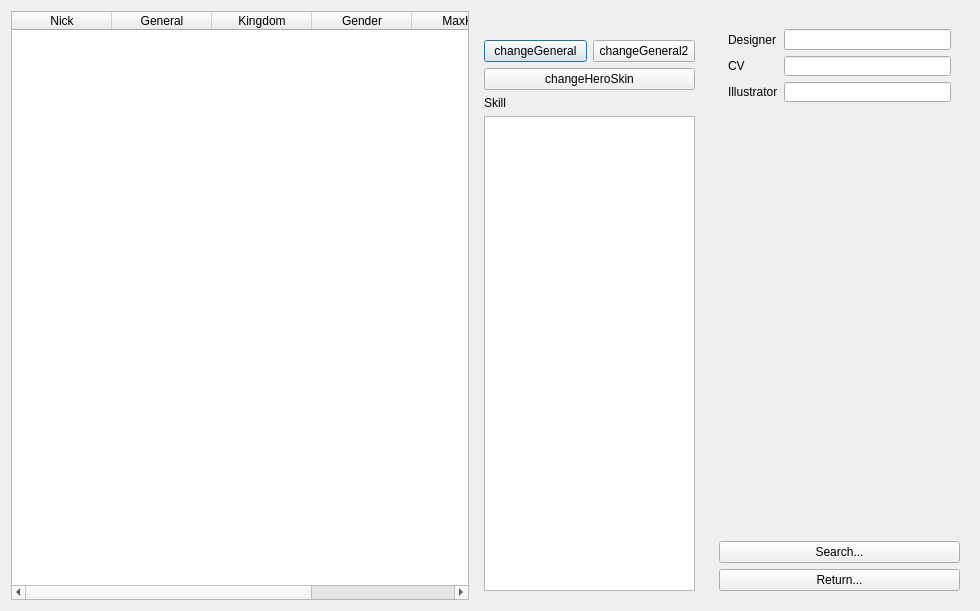
Before: the Qt Designer form src/dialog/generaloverview.ui in lwtmusou/touhoukill, drawn with Qt 5.
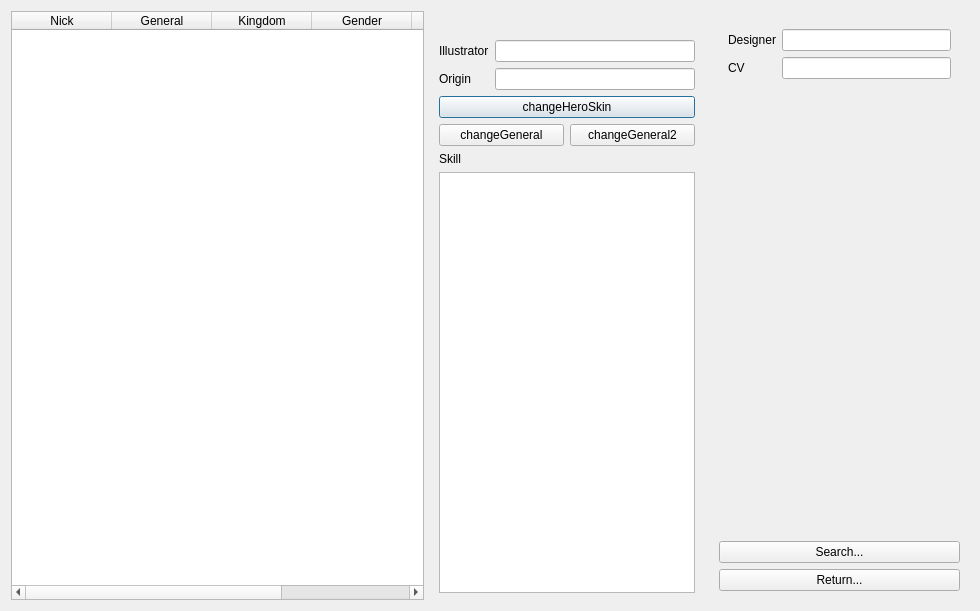
After: the same form once the commit is applied. Icons and pictures are not drawn.

```diff
--- a/src/dialog/generaloverview.ui
+++ b/src/dialog/generaloverview.ui
@@ -79,8 +79,14 @@
     <layout class="QHBoxLayout" name="horizontalLayout">
      <item>
       <widget class="QFrame" name="frame">
+       <property name="minimumSize">
+        <size>
+         <width>0</width>
+         <height>591</height>
+        </size>
+       </property>
        <layout class="QVBoxLayout" name="verticalLayout_2">
-        <item>
+        <item alignment="Qt::AlignHCenter">
          <widget class="QLabel" name="generalPhoto">
           <property name="text">
            <string/>
@@ -90,6 +96,54 @@
           </property>
          </widget>
         </item>
+        <item>
+         <layout class="QFormLayout" name="formLayout">
+          <item row="0" column="0">
+           <widget class="QLabel" name="label">
+            <property name="text">
+             <string>Illustrator</string>
+            </property>
+           </widget>
+          </item>
+          <item row="0" column="1">
+           <widget class="QLineEdit" name="illustratorLineEdit">
+            <property name="frame">
+             <bool>true</bool>
+            </property>
+            <property name="alignment">
+             <set>Qt::AlignRight|Qt::AlignTrailing|Qt::AlignVCenter</set>
+            </property>
+            <property name="readOnly">
+             <bool>true</bool>
+            </property>
+           </widget>
+          </item>
+          <item row="1" column="0">
+           <widget class="QLabel" name="label_2">
+            <property name="text">
+             <string>Origin</string>
+            </property>
+           </widget>
+          </item>
+          <item row="1" column="1">
+           <widget class="QLineEdit" name="originLineEdit">
+            <property name="alignment">
+             <set>Qt::AlignRight|Qt::AlignTrailing|Qt::AlignVCenter</set>
+            </property>
+            <property name="readOnly">
+             <bool>true</bool>
+            </property>
+           </widget>
+          </item>
+         </layout>
+        </item>
+        <item>
+         <widget class="QPushButton" name="changeHeroSkinButton">
+          <property name="text">
+           <string>changeHeroSkin</string>
+          </property>
+         </widget>
+        </item>
         <item>
          <layout class="QHBoxLayout" name="changeGeneralButtonLayout">
           <property name="sizeConstraint">
@@ -117,13 +171,6 @@
           </item>
          </layout>
         </item>
-        <item>
-         <widget class="QPushButton" name="changeHeroSkinButton">
-          <property name="text">
-           <string>changeHeroSkin</string>
-          </property>
-         </widget>
-        </item>
         <item>
          <widget class="QLabel" name="skillLabel">
           <property name="text">
@@ -133,12 +180,6 @@
         </item>
         <item>
          <widget class="QTextEdit" name="skillTextEdit">
-          <property name="maximumSize">
-           <size>
-            <width>211</width>
-            <height>16777215</height>
-           </size>
-          </property>
           <property name="readOnly">
            <bool>true</bool>
           </property>
@@ -202,26 +243,6 @@
              </property>
             </widget>
            </item>
-           <item row="2" column="0">
-            <widget class="QLabel" name="illustratorLabel">
-             <property name="text">
-              <string>Illustrator</string>
-             </property>
-            </widget>
-           </item>
-           <item row="2" column="1">
-            <widget class="QLineEdit" name="illustratorLineEdit">
-             <property name="frame">
-              <bool>true</bool>
-             </property>
-             <property name="alignment">
-              <set>Qt::AlignRight|Qt::AlignTrailing|Qt::AlignVCenter</set>
-             </property>
-             <property name="readOnly">
-              <bool>true</bool>
-             </property>
-            </widget>
-           </item>
           </layout>
          </widget>
         </item>
@@ -245,7 +266,7 @@
              <x>0</x>
              <y>0</y>
              <width>241</width>
-             <height>419</height>
+             <height>445</height>
             </rect>
            </property>
           </widget>
```
Left out of the diff: 14 changed lines with no effect on the pictures.
